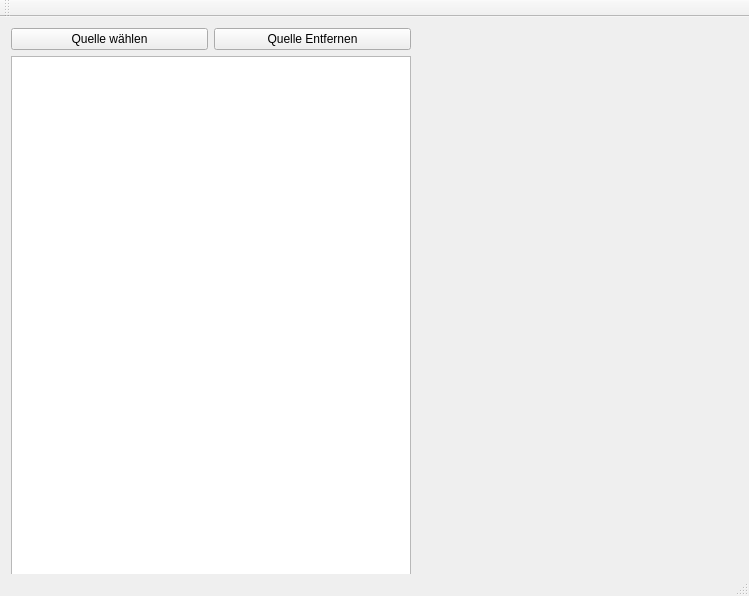
Above: qtimageresizer.ui from claudio-walser/QtImageResizer before the change. Below: the same form after it.
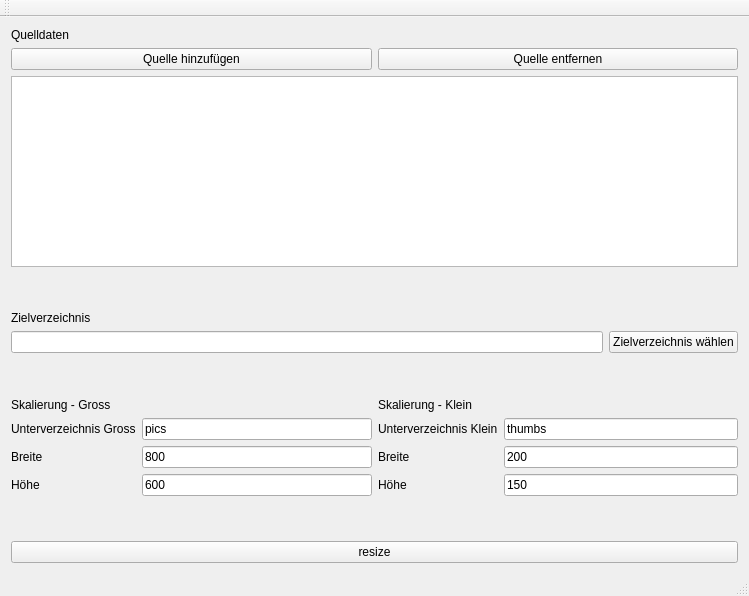
That is the form after the change.

```diff
--- a/qtimageresizer.ui
+++ b/qtimageresizer.ui
@@ -14,16 +14,16 @@
    <string>QtImageResizer</string>
   </property>
   <widget class="QWidget" name="centralWidget">
-   <widget class="QWidget" name="verticalLayoutWidget">
-    <property name="geometry">
-     <rect>
-      <x>0</x>
-      <y>0</y>
-      <width>422</width>
-      <height>611</height>
-     </rect>
-    </property>
+   <layout class="QGridLayout" name="gridLayout">
+    <item row="0" column="0">
     <layout class="QVBoxLayout" name="verticalLayout">
+      <item>
+       <widget class="QLabel" name="labelSource">
+        <property name="text">
+         <string>Quelldaten</string>
+        </property>
+       </widget>
+      </item>
      <item>
       <layout class="QVBoxLayout" name="layoutSource">
        <item>
@@ -31,14 +31,14 @@
          <item>
           <widget class="QPushButton" name="buttonSourceAdd">
            <property name="text">
-            <string>Quelle wählen</string>
+             <string>Quelle hinzufügen</string>
            </property>
           </widget>
          </item>
          <item>
           <widget class="QPushButton" name="buttonSourceRemove">
            <property name="text">
-            <string>Quelle Entfernen</string>
+             <string>Quelle entfernen</string>
            </property>
           </widget>
          </item>
@@ -56,6 +56,184 @@
        </item>
       </layout>
      </item>
+      <item>
+       <spacer name="verticalSpacer">
+        <property name="orientation">
+         <enum>Qt::Vertical</enum>
+        </property>
+        <property name="sizeHint" stdset="0">
+         <size>
+          <width>20</width>
+          <height>40</height>
+         </size>
+        </property>
+       </spacer>
+      </item>
+      <item>
+       <widget class="QLabel" name="labelTarget">
+        <property name="text">
+         <string>Zielverzeichnis</string>
+        </property>
+       </widget>
+      </item>
+      <item>
+       <layout class="QGridLayout" name="gridLayout_2">
+        <item row="0" column="0">
+         <widget class="QLineEdit" name="lineEditTarget"/>
+        </item>
+        <item row="0" column="1">
+         <widget class="QPushButton" name="buttonTarget">
+          <property name="text">
+           <string>Zielverzeichnis wählen</string>
+          </property>
+         </widget>
+        </item>
+       </layout>
+      </item>
+      <item>
+       <spacer name="verticalSpacer_2">
+        <property name="orientation">
+         <enum>Qt::Vertical</enum>
+        </property>
+        <property name="sizeHint" stdset="0">
+         <size>
+          <width>20</width>
+          <height>40</height>
+         </size>
+        </property>
+       </spacer>
+      </item>
+      <item>
+       <layout class="QHBoxLayout" name="horizontalLayout">
+        <item>
+         <layout class="QVBoxLayout" name="verticalLayout_3">
+          <item>
+           <widget class="QLabel" name="labelScaleLarge">
+            <property name="text">
+             <string>Skalierung - Gross</string>
+            </property>
+           </widget>
+          </item>
+          <item>
+           <layout class="QGridLayout" name="gridLayout_3">
+            <item row="1" column="1">
+             <widget class="QLineEdit" name="lineEditWidthLarge">
+              <property name="text">
+               <string>800</string>
+              </property>
+             </widget>
+            </item>
+            <item row="2" column="1">
+             <widget class="QLineEdit" name="lineEditHeightLarge">
+              <property name="text">
+               <string>600</string>
+              </property>
+             </widget>
+            </item>
+            <item row="2" column="0">
+             <widget class="QLabel" name="labelHeightLarge">
+              <property name="text">
+               <string>Höhe</string>
+              </property>
+             </widget>
+            </item>
+            <item row="1" column="0">
+             <widget class="QLabel" name="labelWidthLarge">
+              <property name="text">
+               <string>Breite</string>
+              </property>
+             </widget>
+            </item>
+            <item row="0" column="0">
+             <widget class="QLabel" name="labelDirectoryLarge">
+              <property name="text">
+               <string>Unterverzeichnis Gross</string>
+              </property>
+             </widget>
+            </item>
+            <item row="0" column="1">
+             <widget class="QLineEdit" name="lineEditDirectoryLarge">
+              <property name="text">
+               <string>pics</string>
+              </property>
+             </widget>
+            </item>
+           </layout>
+          </item>
+         </layout>
+        </item>
+        <item>
+         <layout class="QVBoxLayout" name="verticalLayout_2">
+          <item>
+           <widget class="QLabel" name="labelScaleSmall">
+            <property name="text">
+             <string>Skalierung - Klein</string>
+            </property>
+           </widget>
+          </item>
+          <item>
+           <layout class="QGridLayout" name="gridLayout_5">
+            <item row="2" column="0">
+             <widget class="QLabel" name="labelHeightSmall">
+              <property name="text">
+               <string>Höhe</string>
+              </property>
+             </widget>
+            </item>
+            <item row="1" column="1">
+             <widget class="QLineEdit" name="lineEditWidthSmall">
+              <property name="text">
+               <string>200</string>
+              </property>
+             </widget>
+            </item>
+            <item row="1" column="0">
+             <widget class="QLabel" name="labelWidthSmall">
+              <property name="text">
+               <string>Breite</string>
+              </property>
+             </widget>
+            </item>
+            <item row="2" column="1">
+             <widget class="QLineEdit" name="lineEditHeightSmall">
+              <property name="text">
+               <string>150</string>
+              </property>
+             </widget>
+            </item>
+            <item row="0" column="0">
+             <widget class="QLabel" name="labelDirectorySmall">
+              <property name="text">
+               <string>Unterverzeichnis Klein</string>
+              </property>
+             </widget>
+            </item>
+            <item row="0" column="1">
+             <widget class="QLineEdit" name="lineEditDirectorySmall">
+              <property name="text">
+               <string>thumbs</string>
+              </property>
+             </widget>
+            </item>
+           </layout>
+          </item>
+         </layout>
+        </item>
+       </layout>
+      </item>
+      <item>
+       <spacer name="verticalSpacer_3">
+        <property name="orientation">
+         <enum>Qt::Vertical</enum>
+        </property>
+        <property name="sizeHint" stdset="0">
+         <size>
+          <width>20</width>
+          <height>40</height>
+         </size>
+        </property>
+       </spacer>
+      </item>
      <item>
       <layout class="QHBoxLayout" name="layoutWindowActions">
        <item>
@@ -68,7 +246,8 @@
       </layout>
      </item>
     </layout>
-   </widget>
+    </item>
+   </layout>
   </widget>
   <widget class="QMenuBar" name="menuBar">
    <property name="geometry">
```
Left out of the diff: 2 changed lines with no effect on the pictures. Lines whose indentation alone changed are shown as unchanged.
